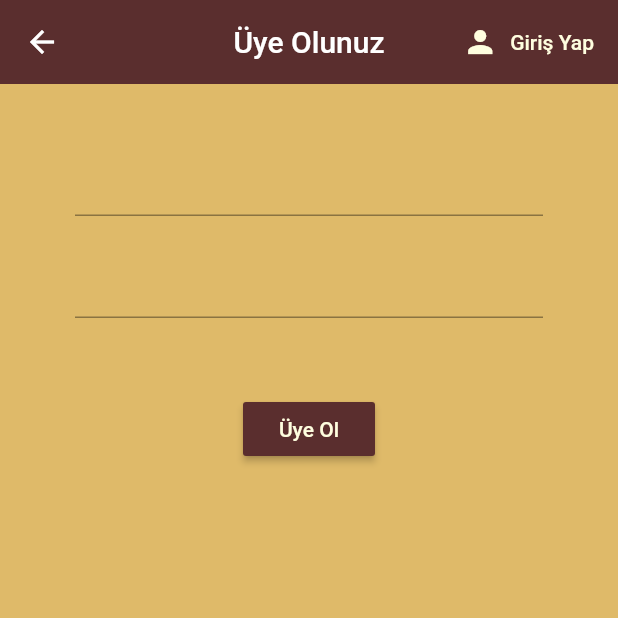
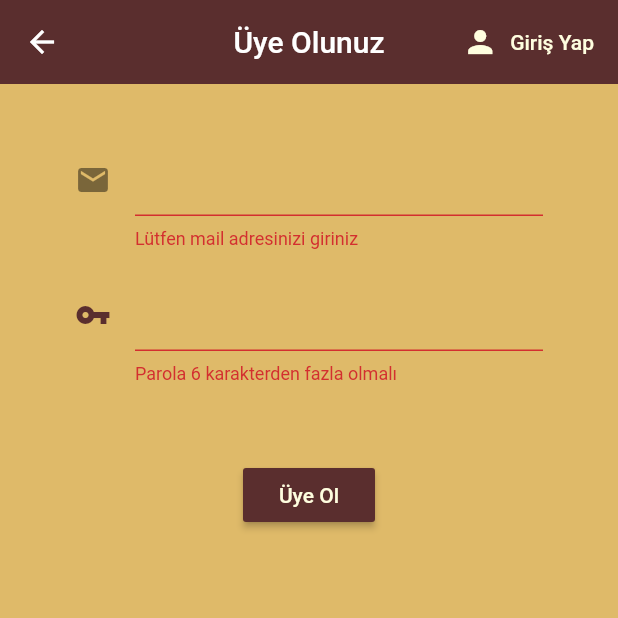
Before and after one commit to emralyilmaz/training41KahveniSecApp, a Flutter app: the Register screen opened directly, after a tap on "Üye Ol", on a phone screen of 412 x 824 dp, the top half of it. Run offline on Flutter 3.47's test engine with Material 2 defaults, Android fonts, the phone set to English and light mode, and no system bars; our stand-ins replace firebase_auth, firebase_core; accounts and stored records are empty.

```diff
--- a/lib/screens/authenticate/register.dart
+++ b/lib/screens/authenticate/register.dart
@@ -13,6 +13,7 @@ class _RegisterState extends State<Register> {
   final AuthService _authService = AuthService();
   String email = "";
   String password = "";
+  final _formKey = GlobalKey<FormState>();
 
   @override
   Widget build(BuildContext context) {
@@ -37,10 +38,14 @@ class _RegisterState extends State<Register> {
         child: Container(
           padding: EdgeInsets.symmetric(vertical: 20.0, horizontal: 50.0),
           child: Form(
+            key: _formKey,
             child: Column(
               children: [
                 SizedBox(height: 20),
                 TextFormField(
+                  decoration: InputDecoration(icon: Icon(Icons.email)),
+                  validator: (val) =>
+                      val.isEmpty ? "Lütfen mail adresinizi giriniz" : null,
                   onChanged: (val) {
                     setState(() {
                       email = val;
@@ -49,6 +54,14 @@ class _RegisterState extends State<Register> {
                 ),
                 SizedBox(height: 20),
                 TextFormField(
+                  decoration: InputDecoration(
+                      icon: Icon(
+                    Icons.vpn_key,
+                    color: Color.fromRGBO(90, 46, 46, 1),
+                  )),
+                  validator: (val) => val.length < 6
+                      ? "Parola 6 karakterden fazla olmalı"
+                      : null,
                   obscureText: true, // parola için
                   onChanged: (val) {
                     setState(() {
@@ -64,7 +77,9 @@ class _RegisterState extends State<Register> {
                       style: TextStyle(color: Color.fromRGBO(255, 254, 223, 1)),
                     ),
                     onPressed: () {
-                      print("$email ve $password");
+                      if (_formKey.currentState.validate()) {
+                        print("$email ve $password");
+                      }
                     })
               ],
             ),
```
